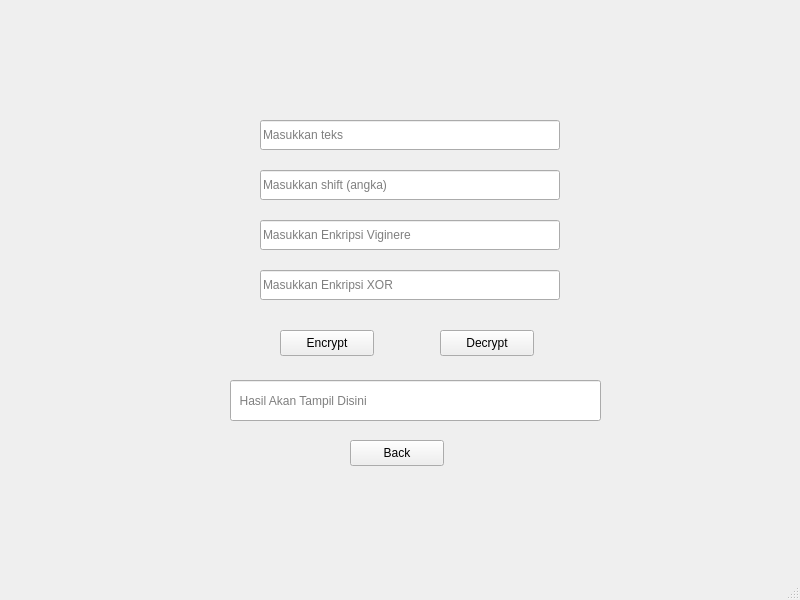
Qt form mainwindow.ui (chrysantheumm/projekKripto) before a commit.
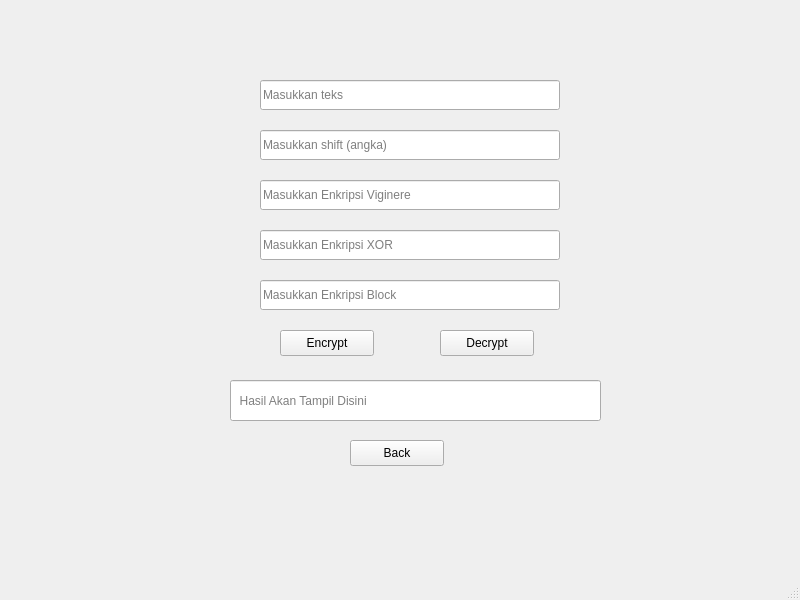
The same form after that commit. The open tabs and pages were chosen to show the change.

Commit message: ini adalah super block

```diff
--- a/mainwindow.ui
+++ b/mainwindow.ui
@@ -383,7 +383,7 @@
       <property name="geometry">
        <rect>
         <x>220</x>
-        <y>130</y>
+        <y>90</y>
         <width>300</width>
         <height>30</height>
        </rect>
@@ -396,7 +396,7 @@
       <property name="geometry">
        <rect>
         <x>220</x>
-        <y>180</y>
+        <y>140</y>
         <width>300</width>
         <height>30</height>
        </rect>
@@ -409,7 +409,7 @@
       <property name="geometry">
        <rect>
         <x>220</x>
-        <y>230</y>
+        <y>190</y>
         <width>300</width>
         <height>30</height>
        </rect>
@@ -425,7 +425,7 @@
       <property name="geometry">
        <rect>
         <x>220</x>
-        <y>280</y>
+        <y>240</y>
         <width>300</width>
         <height>30</height>
        </rect>
@@ -476,6 +476,22 @@
        <string>  Hasil Akan Tampil Disini</string>
       </property>
      </widget>
+     <widget class="QLineEdit" name="lineEditInputSuper4">
+      <property name="geometry">
+       <rect>
+        <x>220</x>
+        <y>290</y>
+        <width>300</width>
+        <height>30</height>
+       </rect>
+      </property>
+      <property name="text">
+       <string/>
+      </property>
+      <property name="placeholderText">
+       <string>Masukkan Enkripsi Block</string>
+      </property>
+     </widget>
     </widget>
     <widget class="QWidget" name="pageCaesar">
      <widget class="QLineEdit" name="lineEditInput">
```
The commit also changes 2 other files.
